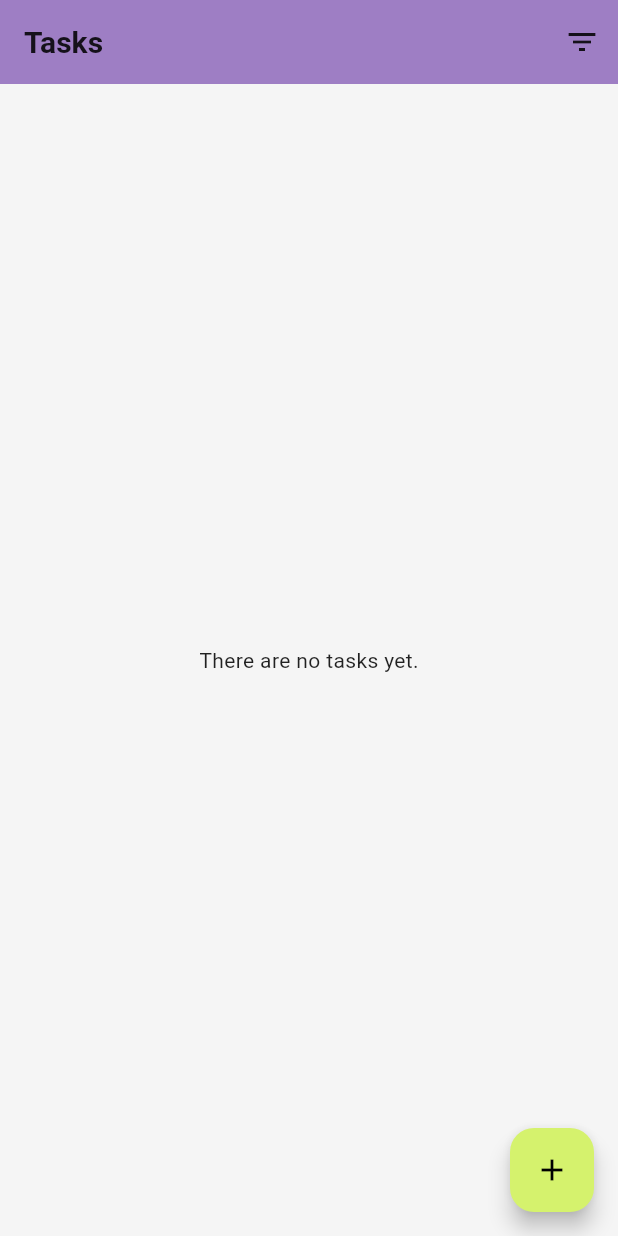
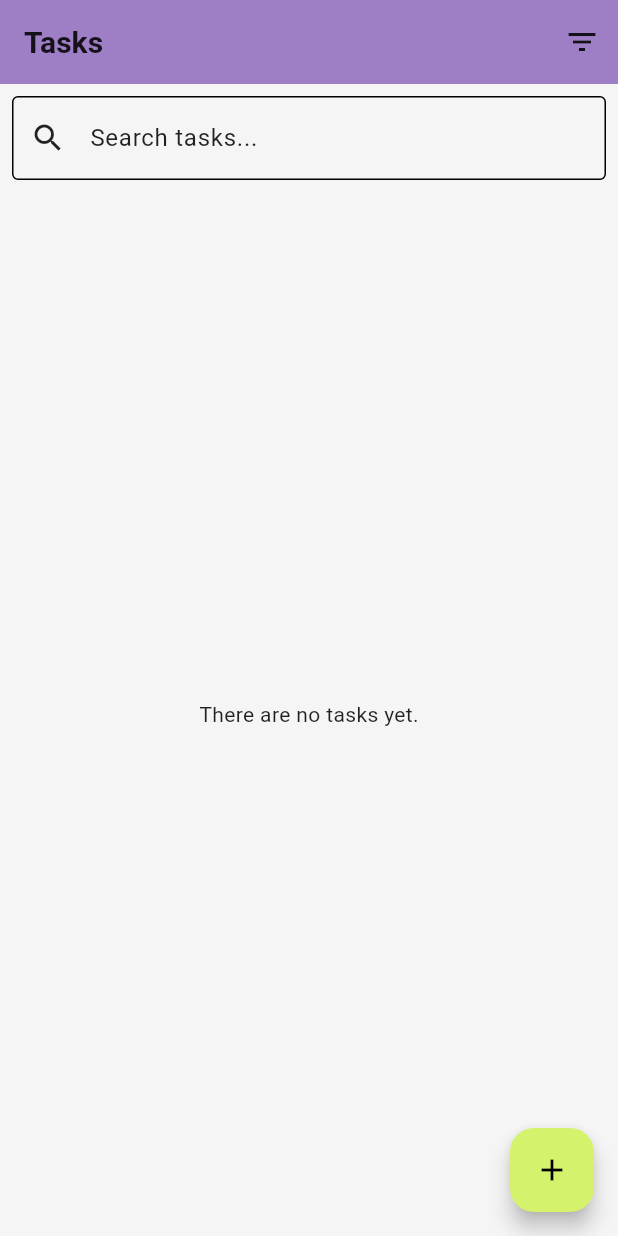
Before and after one commit to PneumaCore/FlutterTask, a Flutter app: the screen it shows after launch, on a phone screen of 412 x 824 dp. Run offline on Flutter 3.47's test engine with Material 3 defaults, Android fonts, the phone set to English and light mode, and no system bars.

Commit message:
Added search bar for searching tasks.

```diff
--- a/lib/providers/task_provider.dart
+++ b/lib/providers/task_provider.dart
@@ -2,25 +2,47 @@ import 'package:flutter/material.dart';
 
 import '../models/task.dart';
 
-enum TaskFilter {
-  all,
-  completed,
-  pending,
-}
+enum TaskFilter { all, completed, pending }
+
 class TaskProvider with ChangeNotifier {
   final List<Task> _tasks = [];
   TaskFilter _filter = TaskFilter.all;
+  String _searchQuery = '';
+
+  TaskFilter get filter => _filter;
 
   List<Task> get tasks {
+    List<Task> filtered = [];
+
     switch (_filter) {
+      case TaskFilter.all:
+        filtered = [..._tasks];
       case TaskFilter.completed:
-        return _tasks.where((task) => task.isDone).toList();
+        filtered = _tasks.where((task) => task.isDone).toList();
+        break;
       case TaskFilter.pending:
-        return _tasks.where((task) => !task.isDone).toList();
-      case TaskFilter.all:
-      default:
-        return [..._tasks];
+        filtered = _tasks.where((task) => !task.isDone).toList();
+        break;
     }
+
+    if (_searchQuery.isNotEmpty) {
+      filtered = filtered.where((task) {
+        return task.title.toLowerCase().contains(_searchQuery) ||
+            task.description.toLowerCase().contains(_searchQuery);
+      }).toList();
+    }
+
+    return filtered;
+  }
+
+  void addTask(Task task) {
+    _tasks.add(task);
+    notifyListeners();
+  }
+
+  void deleteTask(String id) {
+    _tasks.removeWhere((task) => task.id == id);
+    notifyListeners();
   }
 
   void setFilter(TaskFilter filter) {
@@ -28,10 +50,14 @@ class TaskProvider with ChangeNotifier {
     notifyListeners();
   }
 
-  TaskFilter get filter => _filter;
+  void setSearchQuery(String query) {
+    _searchQuery = query.toLowerCase();
+    notifyListeners();
+  }
 
-  void addTask(Task task) {
-    _tasks.add(task);
+  void toggleStatus(String id) {
+    final task = _tasks.firstWhere((task) => task.id == id);
+    task.isDone = !task.isDone;
     notifyListeners();
   }
 
@@ -42,15 +68,4 @@ class TaskProvider with ChangeNotifier {
       notifyListeners();
     }
   }
-
-  void deleteTask(String id) {
-    _tasks.removeWhere((task) => task.id == id);
-    notifyListeners();
-  }
-
-  void toggleStatus(String id) {
-    final task = _tasks.firstWhere((task) => task.id == id);
-    task.isDone = !task.isDone;
-    notifyListeners();
-  }
 }
--- a/lib/screens/home_screen.dart
+++ b/lib/screens/home_screen.dart
@@ -39,7 +39,26 @@ class HomeScreen extends StatelessWidget {
           ),
         ],
       ),
-      body: tasks.isEmpty
+      body: Column(
+        children: [
+          Padding(
+            padding: const EdgeInsets.all(8.0),
+            child: TextField(
+              decoration: const InputDecoration(
+                labelText: 'Search tasks...',
+                prefixIcon: Icon(Icons.search),
+                border: OutlineInputBorder(),
+              ),
+              onChanged: (value) {
+                Provider.of<TaskProvider>(
+                  context,
+                  listen: false,
+                ).setSearchQuery(value);
+              },
+            ),
+          ),
+          Expanded(
+            child: tasks.isEmpty
                 ? const Center(child: Text('There are no tasks yet.'))
                 : ListView.builder(
                     itemCount: tasks.length,
@@ -49,7 +68,7 @@ class HomeScreen extends StatelessWidget {
                       return Dismissible(
                         key: Key(task.id),
                         direction: DismissDirection.endToStart,
-                  onDismissed: (direction) {
+                        onDismissed: (_) {
                           taskProvider.deleteTask(task.id);
 
                           ScaffoldMessenger.of(context).showSnackBar(
@@ -74,10 +93,9 @@ class HomeScreen extends StatelessWidget {
                           title: Text(
                             task.title,
                             style: TextStyle(
-                        fontWeight: FontWeight.bold,
                               decoration: task.isDone
                                   ? TextDecoration.lineThrough
-                            : TextDecoration.none,
+                                  : null,
                             ),
                           ),
                           subtitle: Text(task.description),
@@ -86,19 +104,22 @@ class HomeScreen extends StatelessWidget {
                             onChanged: (_) {
                               taskProvider.toggleStatus(task.id);
                             },
-                      activeColor: Colors.red.shade400,
                           ),
                           onTap: () {
                             Navigator.push(
                               context,
                               MaterialPageRoute(
-                          builder: (_) => TaskFormScreen(existingTask: task),
+                                builder: (_) =>
+                                    TaskFormScreen(existingTask: task),
                               ),
                             );
                           },
                         ),
                       );
                     },
+                  ),
+          ),
+        ],
       ),
       floatingActionButton: FloatingActionButton(
         onPressed: () {
```
Lines whose indentation alone changed are shown as unchanged.
